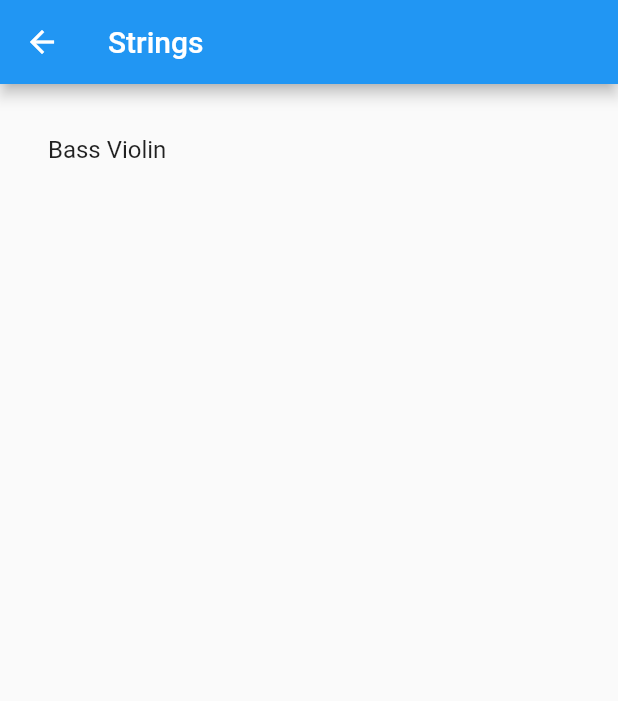
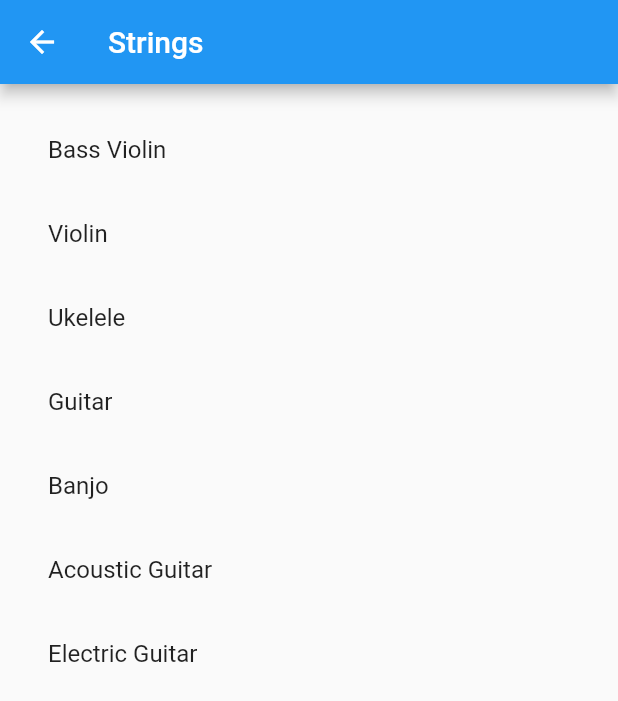
Before and after one commit to prowe/flutter-sounds, a Flutter app: the screen it shows after launch, after a tap on "Strings", on a phone screen of 412 x 824 dp. Shown: the top 701 px of the screen. Run offline on Flutter 3.47's test engine with Material 2 defaults, Android fonts, the phone set to English and light mode, and no system bars.

Commit message:
adding instrument page

```diff
--- a/lib/InstrumentFamily.dart
+++ b/lib/InstrumentFamily.dart
@@ -11,7 +11,13 @@ class InstrumentFamily {
       InstrumentFamily (
         'Strings',
         [
-          Instrument('Bass Violin')
+          Instrument('Bass Violin'),
+          Instrument('Violin'),
+          Instrument('Ukelele'),
+          Instrument('Guitar'),
+          Instrument('Banjo'),
+          Instrument('Acoustic Guitar'),
+          Instrument('Electric Guitar'),
         ]
       ),
       InstrumentFamily(
--- a/lib/InstrumentFamilyView.dart
+++ b/lib/InstrumentFamilyView.dart
@@ -1,5 +1,7 @@
 import 'package:flutter/material.dart';
 import 'InstrumentFamily.dart';
+import 'Instrument.dart';
+import 'InstrumentView.dart';
 
 class InstrumentFamilyView extends StatelessWidget {
   final InstrumentFamily family;
@@ -14,17 +16,38 @@ class InstrumentFamilyView extends StatelessWidget {
       ),
       body: ListView.builder(
         padding: const EdgeInsets.all(16.0),
-        itemBuilder: intrumentListItemBuilder
+        itemBuilder: _intrumentListItemBuilder
       )
     );
   }
 
-  Widget intrumentListItemBuilder(context, i) {
+  Widget _intrumentListItemBuilder(context, i) {
     if (i >= family.instruments.length) {
       return null;
     }
+    return InstrumentListTile(context, family.instruments[i]);
+  }
+}
+
+class InstrumentListTile extends StatelessWidget {
+  final BuildContext context;
+  final Instrument instrument;
+
+  InstrumentListTile(this.context, this.instrument);
+
+  @override
+  Widget build(BuildContext context) {
     return ListTile(
-      title: Text(family.instruments[i].name),
+      title: Text(instrument.name),
+      onTap: _selectInstrument,
+    );
+  }
+
+  void _selectInstrument() {
+    Navigator.of(context).push(
+      MaterialPageRoute(
+        builder: (context) => InstrumentView(instrument),
+      ),
     );
   }
 }
```
Also changed, not shown: lib/InstrumentView.dart (added, +18 -0 lines).
